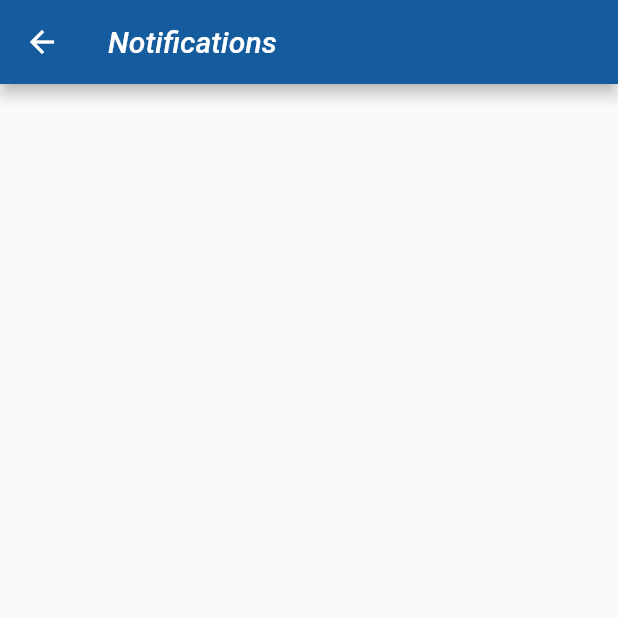
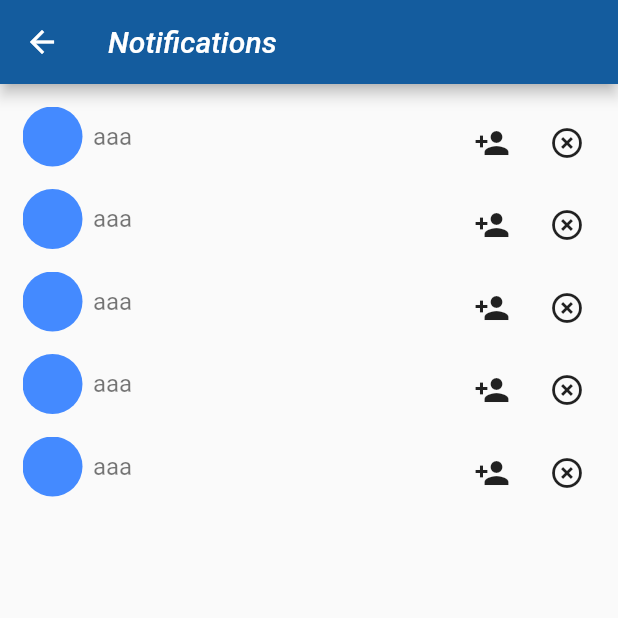
Before and after one commit to JustMyLive/ChatAppWithFireBase, a Flutter app: the Notifications screen opened directly, on a phone screen of 412 x 824 dp, the top half of it. Run offline on Flutter 3.47's test engine with Material 2 defaults, Android fonts, the phone set to English and light mode, and no system bars; our stand-ins replace badges, cloud_firestore, firebase_auth, fluttertoast, shared_preferences; accounts and stored records are empty.

Commit message:
Prefect Notification Page. Function: receive or refuse request.

```diff
--- a/lib/views/notifications.dart
+++ b/lib/views/notifications.dart
@@ -6,6 +6,9 @@ class Notifications extends StatefulWidget {
 }
 
 class _NotificationsState extends State<Notifications> {
+
+  int count_Test = 5;
+
   @override
   Widget build(BuildContext context) {
     return Scaffold(
@@ -17,6 +20,66 @@ class _NotificationsState extends State<Notifications> {
           ),
         ),
       ),
+      body: ListView.builder(
+          itemCount: count_Test,
+          itemBuilder: (context,index) {
+            return Requests(userName: 'aaa',);
+          },
+      )
     );
   }
 }
+
+class Requests extends StatelessWidget {
+
+  final String userName;
+
+  Requests ({@required this.userName});
+
+  @override
+  Widget build(BuildContext context) {
+    return Container(
+        alignment: Alignment.topRight,
+        padding: EdgeInsets.only(top: 15, left: 15, right: 10),
+        child: Stack(
+          children: <Widget>[
+            Row(
+              children: <Widget>[
+                Container(
+                  height: 40,
+                  width: 40,
+                  decoration: BoxDecoration(
+                    borderRadius: BorderRadius.circular(20),
+                    color: Colors.blueAccent,
+                  ),
+                ),
+                SizedBox(width: 7,),
+                Text(userName, style: TextStyle(
+                  color: Colors.black54,
+                  fontSize: 16,
+                ),),
+              ],
+            ),
+            Positioned(
+              right: 0,
+              child: IconButton(
+                icon: Icon(Icons.highlight_off),
+                onPressed: (){
+                  print ('refuse');
+                },
+              ),
+            ),
+            Positioned(
+              right: 50,
+              child: IconButton(
+                icon: Icon(Icons.person_add),
+                onPressed: (){
+                  print ('recive');
+                },
+              ),
+            ),
+          ],
+        )
+    );
+  }
+}
```
Also changed, not shown: lib/views/addFriends.dart (line endings or trailing spaces).
